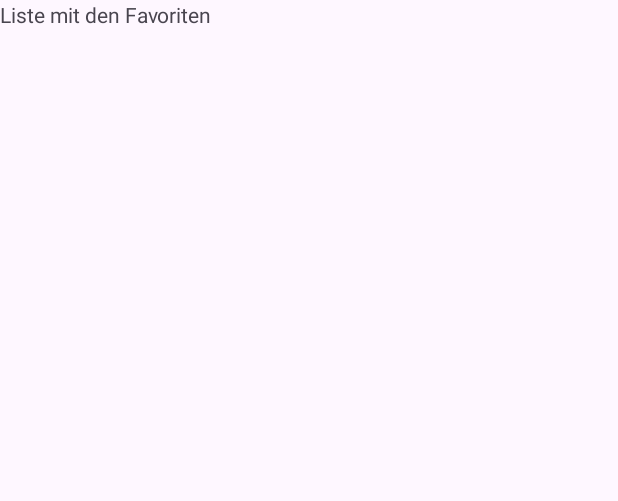
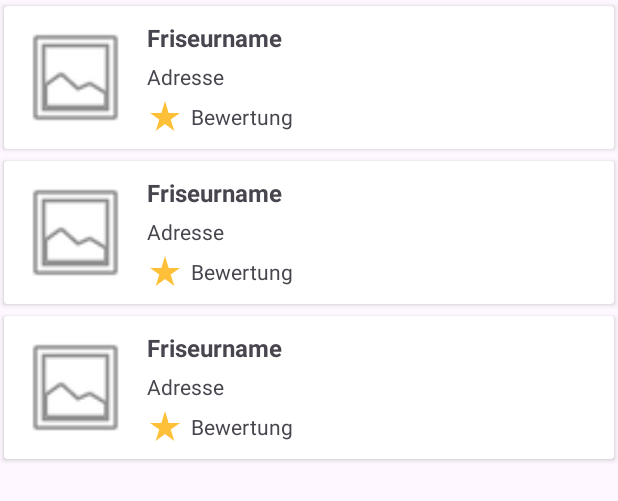
Before and after one commit to alessandlo/CRSFHS, an Android app: the layout fragment_meine_favoriten.xml on its own in the app's theme, with its tools: preview values and no code run, on a phone screen of 412 x 824 dp. Shown: the top 501 px of the screen. Run offline under Robolectric (Android 15) with nearby library versions, the phone set to English and light mode, and no system bars; Roboto replaces fonts that are not available here.

Commit message:
Version 0.0.31
Favoriten

```diff
--- a/androidApp/src/main/java/com/example/crsfhs/android/api/Appointment.kt
+++ b/androidApp/src/main/java/com/example/crsfhs/android/api/Appointment.kt
@@ -2,5 +2,5 @@ package com.example.crsfhs.android.api
 
 data class Appointment (
     val hairdresserDetails: HairdresserDetails,
-    val reservationsDetails: ReservationsDetails
+    val reservationDetails: ReservationDetails
 )
--- a/androidApp/src/main/java/com/example/crsfhs/android/fragments/StartseiteFragment.kt
+++ b/androidApp/src/main/java/com/example/crsfhs/android/fragments/StartseiteFragment.kt
@@ -25,7 +25,7 @@ class StartseiteFragment : Fragment() {
     override fun onCreateView(
         inflater: LayoutInflater, container: ViewGroup?,
         savedInstanceState: Bundle?
-    ): View? {
+    ): View {
         binding = FragmentStartseiteBinding.inflate(inflater, container, false)
 
         val hairdresser: ArrayList<HairdresserDetails> = getAllHairdressers()
@@ -57,7 +57,7 @@ class StartseiteFragment : Fragment() {
                 }
                 list.let {
                     val recyclerView = binding.rv
-                    recyclerView.layoutManager = LinearLayoutManager(activity)
+                    recyclerView.layoutManager = LinearLayoutManager(context)
 
                     adapter = CustomAdapter(it)
 
--- a/androidApp/src/main/res/drawable/ic_baseline_star_rate_24.xml
+++ b/androidApp/src/main/res/drawable/ic_baseline_star_rate_24.xml
@@ -1,5 +1,9 @@
-<vector android:height="24dp" android:tint="#000000"
-    android:viewportHeight="24" android:viewportWidth="24"
-    android:width="24dp" xmlns:android="http://schemas.android.com/apk/res/android">
-    <path android:fillColor="@android:color/white" android:pathData="M14.43,10l-2.43,-8l-2.43,8l-7.57,0l6.18,4.41l-2.35,7.59l6.17,-4.69l6.18,4.69l-2.35,-7.59l6.17,-4.41z"/>
+<vector xmlns:android="http://schemas.android.com/apk/res/android"
+    android:width="24dp"
+    android:height="24dp"
+    android:viewportWidth="24"
+    android:viewportHeight="24">
+    <path
+        android:fillColor="@color/colorPrimary"
+        android:pathData="M14.43,10l-2.43,-8l-2.43,8l-7.57,0l6.18,4.41l-2.35,7.59l6.17,-4.69l6.18,4.69l-2.35,-7.59l6.17,-4.41z" />
 </vector>
--- a/androidApp/src/main/res/layout/fragment_meine_favoriten.xml
+++ b/androidApp/src/main/res/layout/fragment_meine_favoriten.xml
@@ -7,15 +7,13 @@
     android:layout_height="match_parent"
     tools:context=".fragments.MeineFavoritenFragment">
 
-    <!-- TODO: Update blank fragment layout -->
-    <TextView
-        android:id="@+id/textView5"
-        android:layout_width="0dp"
-        android:layout_height="0dp"
-        android:text="Liste mit den Favoriten"
+    <androidx.recyclerview.widget.RecyclerView
+        android:id="@+id/favoritesRv"
+        android:layout_width="match_parent"
+        android:layout_height="match_parent"
         app:layout_constraintBottom_toBottomOf="parent"
         app:layout_constraintEnd_toEndOf="parent"
         app:layout_constraintStart_toStartOf="parent"
-        app:layout_constraintTop_toTopOf="parent" />
-
+        app:layout_constraintTop_toTopOf="parent"
+        tools:listitem="@layout/item_favorite" />
 </androidx.constraintlayout.widget.ConstraintLayout>
--- a/androidApp/src/main/res/layout/fragment_meine_reservierungen.xml
+++ b/androidApp/src/main/res/layout/fragment_meine_reservierungen.xml
@@ -15,5 +15,5 @@
         app:layout_constraintEnd_toEndOf="parent"
         app:layout_constraintStart_toStartOf="parent"
         app:layout_constraintTop_toTopOf="parent"
-        tools:listitem="@layout/reservation_item" />
+        tools:listitem="@layout/item_reservation" />
 </androidx.constraintlayout.widget.ConstraintLayout>
--- /dev/null
+++ b/androidApp/src/main/res/layout/item_favorite.xml
@@ -0,0 +1,72 @@
+<?xml version="1.0" encoding="utf-8"?>
+<androidx.cardview.widget.CardView xmlns:android="http://schemas.android.com/apk/res/android"
+    xmlns:app="http://schemas.android.com/apk/res-auto"
+    android:layout_width="match_parent"
+    android:layout_height="wrap_content"
+    app:cardUseCompatPadding="true">
+
+    <androidx.constraintlayout.widget.ConstraintLayout
+        android:layout_width="match_parent"
+        android:layout_height="wrap_content">
+
+        <ImageView
+            android:id="@+id/hairdresserIcon"
+            android:layout_width="75dp"
+            android:layout_height="75dp"
+            android:layout_marginStart="10dp"
+            android:layout_marginTop="10dp"
+            android:layout_marginBottom="10dp"
+            android:contentDescription="@string/image"
+            app:layout_constraintBottom_toBottomOf="parent"
+            app:layout_constraintStart_toStartOf="parent"
+            app:layout_constraintTop_toTopOf="parent"
+            app:srcCompat="@android:drawable/ic_menu_gallery" />
+
+        <TextView
+            android:id="@+id/hairdresserName"
+            android:layout_width="0dp"
+            android:layout_height="wrap_content"
+            android:layout_marginStart="10dp"
+            android:layout_marginEnd="10dp"
+            android:autoSizeTextType="uniform"
+            android:maxLines="1"
+            android:text="@string/hairdresserName"
+            android:textSize="16sp"
+            android:textStyle="bold"
+            app:layout_constraintEnd_toEndOf="parent"
+            app:layout_constraintStart_toEndOf="@+id/hairdresserIcon"
+            app:layout_constraintTop_toTopOf="@+id/hairdresserIcon" />
+
+        <TextView
+            android:id="@+id/hairdresserAddress"
+            android:layout_width="0dp"
+            android:layout_height="wrap_content"
+            android:autoSizeTextType="uniform"
+            android:maxLines="1"
+            android:text="@string/address"
+            app:layout_constraintBottom_toTopOf="@+id/ratingStar"
+            app:layout_constraintEnd_toEndOf="@+id/hairdresserName"
+            app:layout_constraintStart_toStartOf="@+id/hairdresserName"
+            app:layout_constraintTop_toBottomOf="@+id/hairdresserName" />
+
+        <ImageView
+            android:id="@+id/ratingStar"
+            android:layout_width="wrap_content"
+            android:layout_height="wrap_content"
+            android:contentDescription="@string/image"
+            app:layout_constraintBottom_toBottomOf="@+id/hairdresserIcon"
+            app:layout_constraintStart_toStartOf="@+id/hairdresserName"
+            app:srcCompat="@drawable/ic_baseline_star_rate_24" />
+
+        <TextView
+            android:id="@+id/hairdresserRating"
+            android:layout_width="wrap_content"
+            android:layout_height="wrap_content"
+            android:layout_marginStart="5dp"
+            android:text="@string/rating"
+            app:layout_constraintBottom_toBottomOf="@+id/ratingStar"
+            app:layout_constraintStart_toEndOf="@+id/ratingStar"
+            app:layout_constraintTop_toTopOf="@+id/ratingStar" />
+
+    </androidx.constraintlayout.widget.ConstraintLayout>
+</androidx.cardview.widget.CardView>
--- a/androidApp/src/main/res/navigation/nav_graph.xml
+++ b/androidApp/src/main/res/navigation/nav_graph.xml
@@ -60,8 +60,8 @@
     <fragment
         android:id="@+id/fragment_meine_favoriten"
         android:name="com.example.crsfhs.android.fragments.MeineFavoritenFragment"
-        android:label="fragment_meine_favoriten"
-        tools:layout="@layout/fragment_meine_favoriten" >
+        android:label="Meine Favoriten"
+        tools:layout="@layout/fragment_meine_favoriten">
         <action
             android:id="@+id/action_fragment_meine_favoriten_to_fragment_login"
             app:destination="@id/fragment_login" />
--- a/androidApp/src/main/res/values/strings.xml
+++ b/androidApp/src/main/res/values/strings.xml
@@ -39,4 +39,5 @@
     <string name="cancel">Abbrechen</string>
     <string name="cancelAppointment">Termin stornieren?</string>
     <string name="cancelAppointment_text">Sind Sie sicher, dass Sie den Termin stornieren möchten?</string>
+    <string name="rating">Bewertung</string>
 </resources>
```
Also changed, not shown: androidApp/src/main/java/com/example/crsfhs/android/FavoritesAdapter.kt (added, +53 -0 lines), androidApp/src/main/java/com/example/crsfhs/android/ReservationAdapter.kt (+5 -6 lines), androidApp/src/main/java/com/example/crsfhs/android/api/ApiInterface.kt (+10 -3 lines), androidApp/src/main/java/com/example/crsfhs/android/api/Favorite.kt (added, +28 -0 lines), androidApp/src/main/java/com/example/crsfhs/android/api/Hairdresser.kt (+4 -3 lines), androidApp/src/main/java/com/example/crsfhs/android/api/Reservation.kt (+6 -6 lines), androidApp/src/main/java/com/example/crsfhs/android/fragments/MeineFavoritenFragment.kt (+63 -43 lines), androidApp/src/main/java/com/example/crsfhs/android/fragments/MeineReservierungenFragment.kt (+10 -10 lines), androidApp/src/main/res/drawable/ic_baseline_favorite_24.xml (+10 -4 lines), androidApp/src/main/res/layout/item_reservation.xml (renamed from androidApp/src/main/res/layout/reservation_item.xml).
